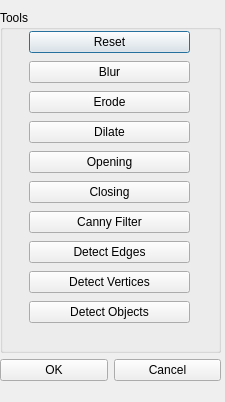
First picture: the form in Projet - TP 001/Projet - TP 001/ToolWindow.ui, repository TrueAbastien/QtOpenCV-LightApplication, before the edit.
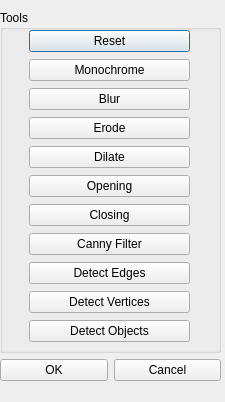
Second picture: the form after the edit.

Commit message: Monochrome & Maintenance

Patch:
```diff
--- a/Projet - TP 001/Projet - TP 001/ToolWindow.ui
+++ b/Projet - TP 001/Projet - TP 001/ToolWindow.ui
@@ -40,7 +40,7 @@
          <x>29</x>
          <y>19</y>
          <width>161</width>
-         <height>301</height>
+         <height>315</height>
         </rect>
        </property>
        <layout class="QVBoxLayout" name="verticalLayout_2">
@@ -51,6 +51,13 @@
           </property>
          </widget>
         </item>
+        <item>
+         <widget class="QPushButton" name="toolBtnBlackWhite">
+          <property name="text">
+           <string>Monochrome</string>
+          </property>
+         </widget>
+        </item>
         <item>
          <widget class="QPushButton" name="toolBtnBlur">
           <property name="text">
```
The commit also changes 148 other files.
